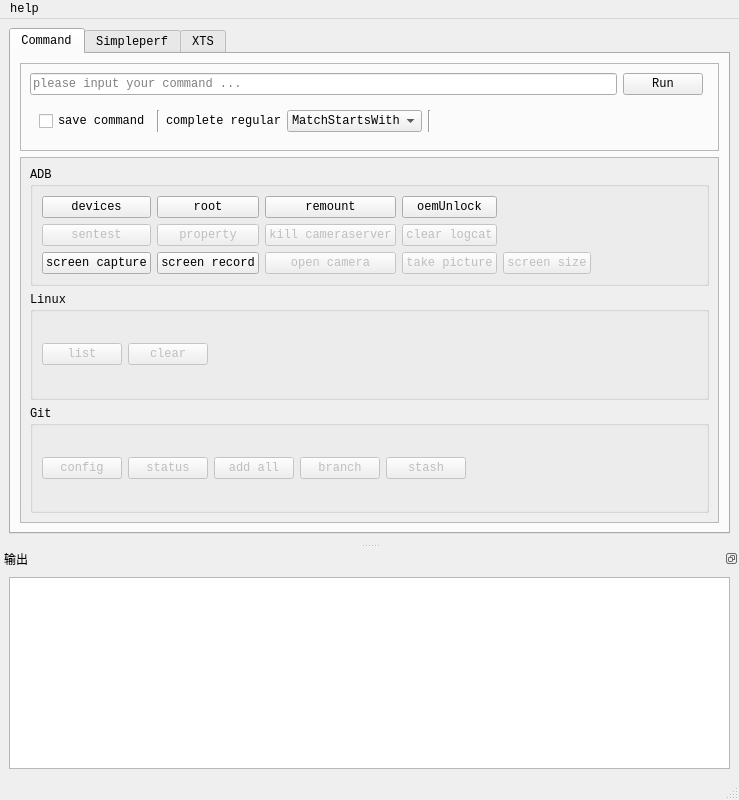
Above: mainwindow.ui from zuoVision/Qt before the change. Below: the same form after it.
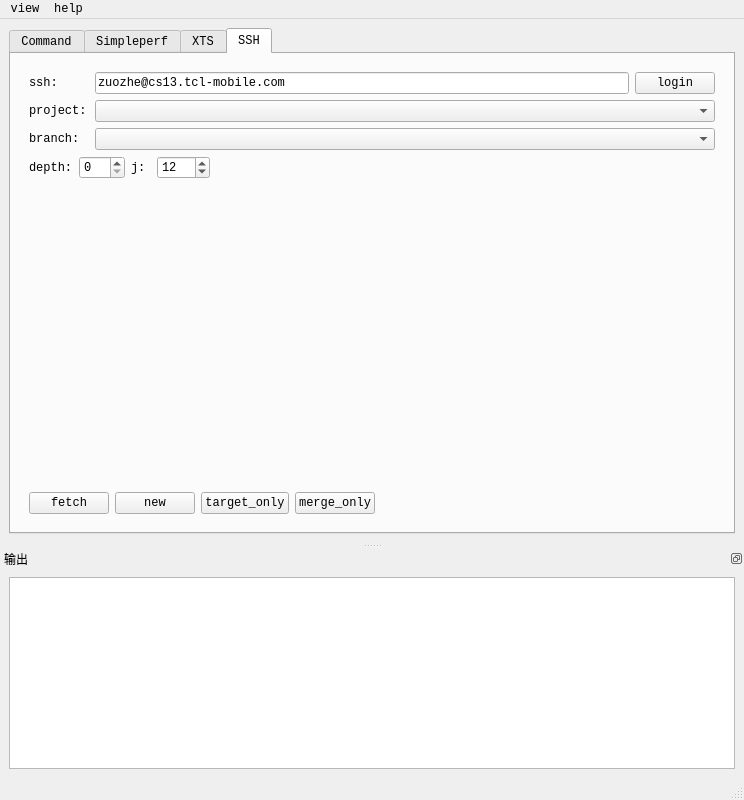
That is the form after the change. The open tabs and pages were chosen to show the change.

Patch:
```diff
--- a/mainwindow.ui
+++ b/mainwindow.ui
@@ -6,7 +6,7 @@
    <rect>
     <x>0</x>
     <y>0</y>
-    <width>739</width>
+    <width>744</width>
     <height>800</height>
    </rect>
   </property>
@@ -125,11 +125,6 @@
                   <pointsize>9</pointsize>
                  </font>
                 </property>
-                <item>
-                 <property name="text">
-                  <string>MatchStartsWith</string>
-                 </property>
-                </item>
                 <item>
                  <property name="text">
                   <string>MatchContains</string>
@@ -191,8 +186,8 @@
             <rect>
              <x>0</x>
              <y>0</y>
-             <width>683</width>
-             <height>327</height>
+             <width>688</width>
+             <height>359</height>
             </rect>
            </property>
            <layout class="QGridLayout" name="gridLayout">
@@ -202,16 +197,6 @@
                <string>Linux</string>
               </property>
               <layout class="QGridLayout" name="gridLayout_10">
-               <item row="0" column="1">
-                <widget class="QPushButton" name="pushButton_17">
-                 <property name="enabled">
-                  <bool>false</bool>
-                 </property>
-                 <property name="text">
-                  <string>clear</string>
-                 </property>
-                </widget>
-               </item>
                <item row="0" column="0">
                 <widget class="QPushButton" name="pushButton_16">
                  <property name="enabled">
@@ -332,26 +317,20 @@
                  </property>
                 </widget>
                </item>
-               <item row="1" column="0">
-                <widget class="QPushButton" name="pushButton_3">
+               <item row="2" column="5">
+                <widget class="QPushButton" name="pushButton_cpuinfo">
                  <property name="enabled">
-                  <bool>false</bool>
+                  <bool>true</bool>
                  </property>
                  <property name="text">
-                  <string>sentest</string>
-                 </property>
-                 <property name="checkable">
-                  <bool>false</bool>
-                 </property>
-                 <property name="flat">
-                  <bool>false</bool>
+                  <string>cpu info</string>
                  </property>
                 </widget>
                </item>
                <item row="2" column="1">
                 <widget class="QPushButton" name="pushButton_screenrecord">
                  <property name="enabled">
-                  <bool>true</bool>
+                  <bool>false</bool>
                  </property>
                  <property name="text">
                   <string>screen record</string>
@@ -384,16 +363,49 @@
                  </property>
                 </widget>
                </item>
-               <item row="2" column="4">
-                <widget class="QPushButton" name="pushButton_13">
+               <item row="0" column="6">
+                <widget class="QPushButton" name="pushButton_adbrestart">
                  <property name="enabled">
-                  <bool>false</bool>
+                  <bool>true</bool>
                  </property>
                  <property name="text">
-                  <string>screen size</string>
+                  <string>adb restart</string>
                  </property>
                 </widget>
                </item>
+               <item row="0" column="4">
+                <widget class="QPushButton" name="pushButton_fastboot">
+                 <property name="enabled">
+                  <bool>true</bool>
+                 </property>
+                 <property name="text">
+                  <string>fastboot</string>
+                 </property>
+                </widget>
+               </item>
+               <item row="1" column="4">
+                <widget class="QPushButton" name="pushButton_drawid">
+                 <property name="enabled">
+                  <bool>true</bool>
+                 </property>
+                 <property name="text">
+                  <string>draw id</string>
+                 </property>
+                </widget>
+               </item>
+               <item row="0" column="7">
+                <spacer name="horizontalSpacer_5">
+                 <property name="orientation">
+                  <enum>Qt::Horizontal</enum>
+                 </property>
+                 <property name="sizeHint" stdset="0">
+                  <size>
+                   <width>40</width>
+                   <height>20</height>
+                  </size>
+                 </property>
+                </spacer>
+               </item>
                <item row="0" column="1">
                 <widget class="QPushButton" name="pushButton_root">
                  <property name="font">
@@ -410,7 +422,7 @@
                <item row="2" column="2">
                 <widget class="QPushButton" name="pushButton_12">
                  <property name="enabled">
-                  <bool>false</bool>
+                  <bool>true</bool>
                  </property>
                  <property name="text">
                   <string>open camera</string>
@@ -433,54 +445,52 @@
                <item row="2" column="3">
                 <widget class="QPushButton" name="pushButton_15">
                  <property name="enabled">
-                  <bool>false</bool>
+                  <bool>true</bool>
                  </property>
                  <property name="text">
                   <string>take picture</string>
                  </property>
                 </widget>
                </item>
-               <item row="1" column="1">
-                <widget class="QPushButton" name="pushButton_2">
+               <item row="1" column="0">
+                <widget class="QPushButton" name="pushButton_sentest">
                  <property name="enabled">
-                  <bool>false</bool>
+                  <bool>true</bool>
                  </property>
                  <property name="text">
-                  <string>property</string>
+                  <string>sentest</string>
                  </property>
-                </widget>
-               </item>
-               <item row="1" column="2">
-                <widget class="QPushButton" name="pushButton_14">
-                 <property name="enabled">
+                 <property name="checkable">
                   <bool>false</bool>
                  </property>
                  <property name="font">
                   <font>
                    <family>Consolas</family>
                    <pointsize>9</pointsize>
-                   <kerning>true</kerning>
                   </font>
                  </property>
                  <property name="text">
-                  <string>kill cameraserver</string>
+                  <string>remount</string>
                  </property>
                 </widget>
                </item>
-               <item row="1" column="3">
-                <widget class="QPushButton" name="pushButton">
-                 <property name="enabled">
-                  <bool>false</bool>
+               <item row="0" column="3">
+                <widget class="QPushButton" name="pushButton_oemunlock">
+                 <property name="font">
+                  <font>
+                   <family>Consolas</family>
+                   <pointsize>9</pointsize>
+                  </font>
                  </property>
                  <property name="text">
-                  <string>clear logcat</string>
+                  <string>oemUnlock</string>
                  </property>
                 </widget>
                </item>
-               <item row="2" column="6">
-                <spacer name="horizontalSpacer_5">
-                 <property name="orientation">
-                  <enum>Qt::Horizontal</enum>
+               <item row="3" column="0">
+                <widget class="QPushButton" name="pushButton_batterystats">
+                 <property name="enabled">
+                  <bool>true</bool>
                  </property>
                  <property name="sizeHint" stdset="0">
                   <size>
@@ -488,7 +498,7 @@
                    <height>20</height>
                   </size>
                  </property>
-                </spacer>
+                </widget>
                </item>
               </layout>
              </widget>
@@ -2001,6 +2011,280 @@
         </item>
        </layout>
       </widget>
+      <widget class="QWidget" name="tab_ssh">
+       <attribute name="title">
+        <string>SSH</string>
+       </attribute>
+       <layout class="QGridLayout" name="gridLayout_39">
+        <item row="0" column="0">
+         <widget class="QWidget" name="widget_9" native="true">
+          <layout class="QGridLayout" name="gridLayout_40">
+           <item row="4" column="0">
+            <spacer name="verticalSpacer">
+             <property name="orientation">
+              <enum>Qt::Vertical</enum>
+             </property>
+             <property name="sizeHint" stdset="0">
+              <size>
+               <width>20</width>
+               <height>40</height>
+              </size>
+             </property>
+            </spacer>
+           </item>
+           <item row="3" column="0">
+            <layout class="QHBoxLayout" name="horizontalLayout_52">
+             <item>
+              <widget class="QLabel" name="label_7">
+               <property name="sizePolicy">
+                <sizepolicy hsizetype="Fixed" vsizetype="Fixed">
+                 <horstretch>0</horstretch>
+                 <verstretch>0</verstretch>
+                </sizepolicy>
+               </property>
+               <property name="maximumSize">
+                <size>
+                 <width>60</width>
+                 <height>23</height>
+                </size>
+               </property>
+               <property name="text">
+                <string>depth:</string>
+               </property>
+              </widget>
+             </item>
+             <item>
+              <widget class="QSpinBox" name="spinBox">
+               <property name="sizePolicy">
+                <sizepolicy hsizetype="Fixed" vsizetype="Fixed">
+                 <horstretch>0</horstretch>
+                 <verstretch>0</verstretch>
+                </sizepolicy>
+               </property>
+              </widget>
+             </item>
+            </layout>
+           </item>
+           <item row="3" column="1">
+            <layout class="QHBoxLayout" name="horizontalLayout_53">
+             <item>
+              <widget class="QLabel" name="label_8">
+               <property name="sizePolicy">
+                <sizepolicy hsizetype="Fixed" vsizetype="Fixed">
+                 <horstretch>0</horstretch>
+                 <verstretch>0</verstretch>
+                </sizepolicy>
+               </property>
+               <property name="minimumSize">
+                <size>
+                 <width>20</width>
+                 <height>23</height>
+                </size>
+               </property>
+               <property name="maximumSize">
+                <size>
+                 <width>20</width>
+                 <height>23</height>
+                </size>
+               </property>
+               <property name="text">
+                <string>j:</string>
+               </property>
+              </widget>
+             </item>
+             <item>
+              <widget class="QSpinBox" name="spinBox_2">
+               <property name="sizePolicy">
+                <sizepolicy hsizetype="Fixed" vsizetype="Fixed">
+                 <horstretch>0</horstretch>
+                 <verstretch>0</verstretch>
+                </sizepolicy>
+               </property>
+               <property name="maximum">
+                <number>128</number>
+               </property>
+               <property name="singleStep">
+                <number>2</number>
+               </property>
+               <property name="value">
+                <number>12</number>
+               </property>
+              </widget>
+             </item>
+            </layout>
+           </item>
+           <item row="3" column="2">
+            <spacer name="horizontalSpacer_26">
+             <property name="orientation">
+              <enum>Qt::Horizontal</enum>
+             </property>
+             <property name="sizeHint" stdset="0">
+              <size>
+               <width>40</width>
+               <height>20</height>
+              </size>
+             </property>
+            </spacer>
+           </item>
+           <item row="2" column="0" colspan="3">
+            <layout class="QHBoxLayout" name="horizontalLayout_51">
+             <item>
+              <widget class="QLabel" name="label_3">
+               <property name="sizePolicy">
+                <sizepolicy hsizetype="Fixed" vsizetype="Fixed">
+                 <horstretch>0</horstretch>
+                 <verstretch>0</verstretch>
+                </sizepolicy>
+               </property>
+               <property name="maximumSize">
+                <size>
+                 <width>60</width>
+                 <height>23</height>
+                </size>
+               </property>
+               <property name="text">
+                <string>branch:</string>
+               </property>
+              </widget>
+             </item>
+             <item>
+              <widget class="QComboBox" name="comboBox_2"/>
+             </item>
+            </layout>
+           </item>
+           <item row="1" column="0" colspan="3">
+            <layout class="QHBoxLayout" name="horizontalLayout_50">
+             <item>
+              <widget class="QLabel" name="label_2">
+               <property name="sizePolicy">
+                <sizepolicy hsizetype="Fixed" vsizetype="Fixed">
+                 <horstretch>0</horstretch>
+                 <verstretch>0</verstretch>
+                </sizepolicy>
+               </property>
+               <property name="maximumSize">
+                <size>
+                 <width>60</width>
+                 <height>23</height>
+                </size>
+               </property>
+               <property name="text">
+                <string>project:</string>
+               </property>
+              </widget>
+             </item>
+             <item>
+              <widget class="QComboBox" name="comboBox"/>
+             </item>
+            </layout>
+           </item>
+           <item row="0" column="0" colspan="3">
+            <layout class="QHBoxLayout" name="horizontalLayout_49">
+             <item>
+              <widget class="QLabel" name="label">
+               <property name="sizePolicy">
+                <sizepolicy hsizetype="Fixed" vsizetype="Fixed">
+                 <horstretch>0</horstretch>
+                 <verstretch>0</verstretch>
+                </sizepolicy>
+               </property>
+               <property name="maximumSize">
+                <size>
+                 <width>60</width>
+                 <height>23</height>
+                </size>
+               </property>
+               <property name="text">
+                <string>ssh:</string>
+               </property>
+              </widget>
+             </item>
+             <item>
+              <widget class="QLineEdit" name="lineEdit">
+               <property name="sizePolicy">
+                <sizepolicy hsizetype="Preferred" vsizetype="Fixed">
+                 <horstretch>0</horstretch>
+                 <verstretch>0</verstretch>
+                </sizepolicy>
+               </property>
+               <property name="text">
+                <string>zuozhe@cs13.tcl-mobile.com</string>
+               </property>
+              </widget>
+             </item>
+             <item>
+              <widget class="QPushButton" name="pushButton">
+               <property name="sizePolicy">
+                <sizepolicy hsizetype="Fixed" vsizetype="Fixed">
+                 <horstretch>0</horstretch>
+                 <verstretch>0</verstretch>
+                </sizepolicy>
+               </property>
+               <property name="text">
+                <string>login</string>
+               </property>
+              </widget>
+             </item>
+            </layout>
+           </item>
+          </layout>
+         </widget>
+        </item>
+        <item row="1" column="0">
+         <widget class="QWidget" name="widget_10" native="true">
+          <property name="sizePolicy">
+           <sizepolicy hsizetype="Preferred" vsizetype="Fixed">
+            <horstretch>0</horstretch>
+            <verstretch>0</verstretch>
+           </sizepolicy>
+          </property>
+          <layout class="QGridLayout" name="gridLayout_41">
+           <item row="0" column="1">
+            <widget class="QPushButton" name="pushButton_3">
+             <property name="text">
+              <string>new</string>
+             </property>
+            </widget>
+           </item>
+           <item row="0" column="3">
+            <widget class="QPushButton" name="pushButton_19">
+             <property name="text">
+              <string>merge_only</string>
+             </property>
+            </widget>
+           </item>
+           <item row="0" column="0">
+            <widget class="QPushButton" name="pushButton_2">
+             <property name="text">
+              <string>fetch</string>
+             </property>
+            </widget>
+           </item>
+           <item row="0" column="2">
+            <widget class="QPushButton" name="pushButton_4">
+             <property name="text">
+              <string>target_only</string>
+             </property>
+            </widget>
+           </item>
+           <item row="0" column="4">
+            <spacer name="horizontalSpacer_25">
+             <property name="orientation">
+              <enum>Qt::Horizontal</enum>
+             </property>
+             <property name="sizeHint" stdset="0">
+              <size>
+               <width>40</width>
+               <height>20</height>
+              </size>
+             </property>
+            </spacer>
+           </item>
+          </layout>
+         </widget>
+        </item>
+       </layout>
+      </widget>
      </widget>
     </item>
    </layout>
@@ -2010,7 +2294,7 @@
     <rect>
      <x>0</x>
      <y>0</y>
-     <width>739</width>
+     <width>744</width>
      <height>28</height>
     </rect>
    </property>
@@ -2033,6 +2317,13 @@
     <addaction name="menuContact_me"/>
     <addaction name="actionAbout"/>
    </widget>
+   <widget class="QMenu" name="menutools">
+    <property name="title">
+     <string>view</string>
+    </property>
+    <addaction name="actionoutput"/>
+   </widget>
+   <addaction name="menutools"/>
    <addaction name="menu"/>
   </widget>
   <widget class="QStatusBar" name="statusbar"/>
@@ -2045,8 +2336,8 @@
    </property>
    <property name="minimumSize">
     <size>
-     <width>89</width>
-     <height>113</height>
+     <width>90</width>
+     <height>115</height>
     </size>
    </property>
    <property name="maximumSize">
@@ -2080,6 +2371,9 @@
        <property name="inputMethodHints">
         <set>Qt::ImhMultiLine</set>
        </property>
+       <property name="frameShape">
+        <enum>QFrame::StyledPanel</enum>
+       </property>
       </widget>
      </item>
     </layout>
```
Left out of the diff: 115 changed lines with no effect on the pictures.
